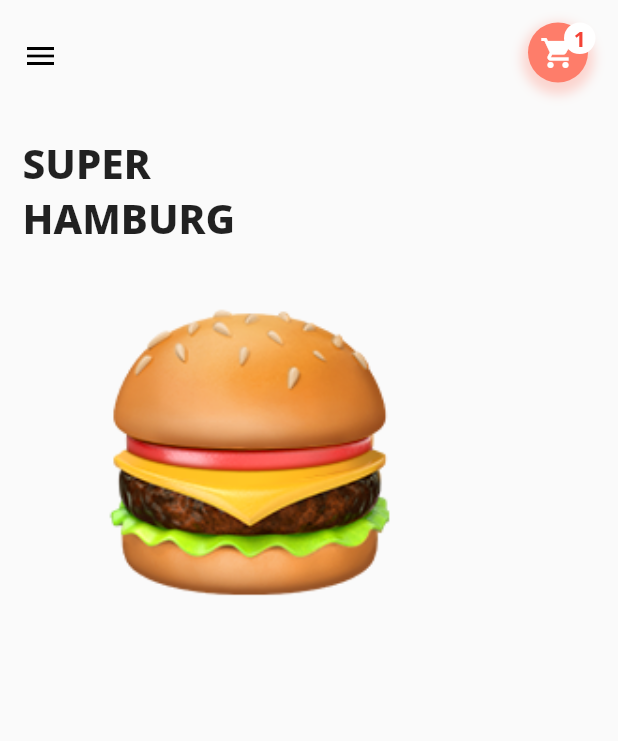
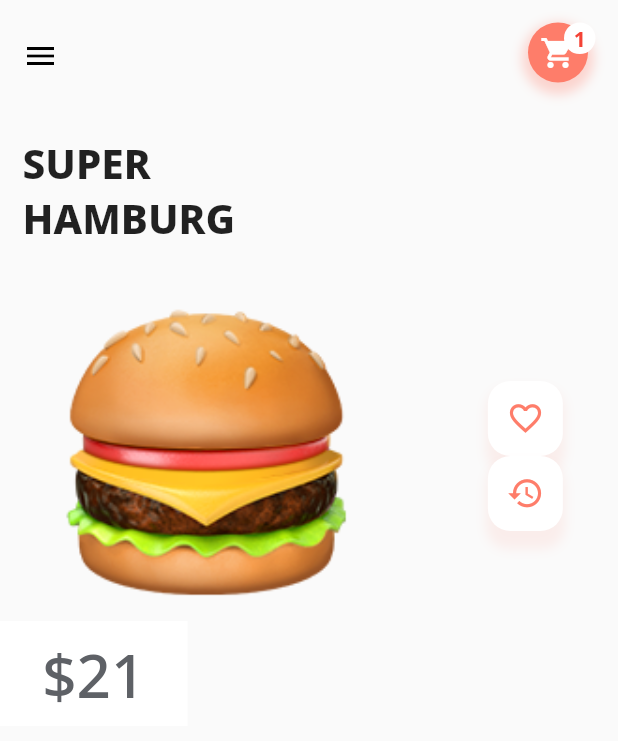
Before and after one commit to AhmedMostafaElbasha/Emoji-UI, a Flutter app: the screen it shows after launch, after a tap on "Hamburg", on a phone screen of 412 x 824 dp. Shown: the top 741 px of the screen. Run offline on Flutter 3.47's test engine with Material 2 defaults, Android fonts, the phone set to English and light mode, and no system bars; our stand-ins replace google_fonts, smooth_star_rating.

Commit message:
Finished some things in BurgerPage

```diff
--- a/emoji_ui/lib/screens/burger_page.dart
+++ b/emoji_ui/lib/screens/burger_page.dart
@@ -19,6 +19,8 @@ class BurgerPage extends StatefulWidget {
 }
 
 class _BurgerPageState extends State<BurgerPage> {
+  var netPrice = 0.0;
+  var quantity = 1;
   @override
   Widget build(BuildContext context) {
     return Scaffold(
@@ -37,6 +39,19 @@ class _BurgerPageState extends State<BurgerPage> {
                 heroTag: widget.heroTag,
               ),
               SizedBox(width: 15.0),
+              Column(
+                children: [
+                  _buildCustomIconButton(Icons.favorite_border),
+                  _buildCustomIconButton(Icons.restore),
+                ],
+              ),
+            ],
+          ),
+          SizedBox(height: 10.0),
+          Row(
+            mainAxisAlignment: MainAxisAlignment.spaceBetween,
+            children: [
+              _buildOrderTotalPriceDisplay(widget.pricePerItem),
             ],
           ),
         ],
@@ -143,4 +158,59 @@ class _BurgerPageState extends State<BurgerPage> {
       ),
     );
   }
+
+  Widget _buildCustomIconButton(IconData icon) {
+    return Stack(
+      children: [
+        Container(
+          height: 45.0,
+          width: 40.0,
+          decoration: BoxDecoration(
+            borderRadius: BorderRadius.circular(15.0),
+            boxShadow: [
+              BoxShadow(
+                color: Color(0xFFFE7D6A).withOpacity(0.1),
+                blurRadius: 6.0,
+                spreadRadius: 6.0,
+                offset: Offset(5.0, 11.0),
+              ),
+            ],
+          ),
+        ),
+        Container(
+          height: 50.0,
+          width: 50.0,
+          decoration: BoxDecoration(
+            borderRadius: BorderRadius.circular(15.0),
+            color: Colors.white,
+          ),
+          child: Center(
+            child: Icon(
+              icon,
+              color: Color(0xFFFE7D6A),
+              size: 25.0,
+            ),
+          ),
+        ),
+      ],
+    );
+  }
+
+  Widget _buildOrderTotalPriceDisplay(String pricePerItem) {
+    return Container(
+      height: 70.0,
+      width: 125.0,
+      color: Colors.white,
+      child: Center(
+        child: Text(
+          '\$${(int.parse(pricePerItem) * quantity).toString()}',
+          style: GoogleFonts.notoSans(
+            fontSize: 40.0,
+            color: Color(0xFF5E6166),
+            fontWeight: FontWeight.w500,
+          ),
+        ),
+      ),
+    );
+  }
 }
```
Also changed, not shown: 1 other file.
